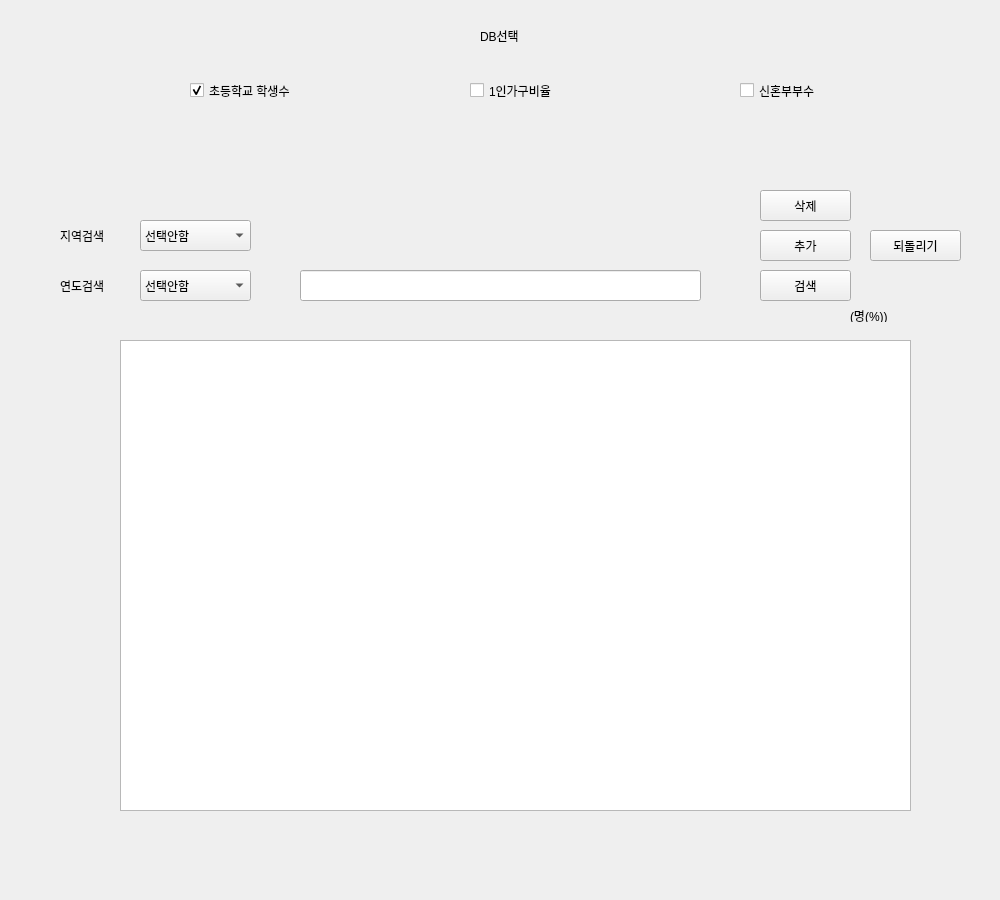
First picture: the form in Inquiry.ui, repository jungyeonwoo265/dbdbdip, before the edit.
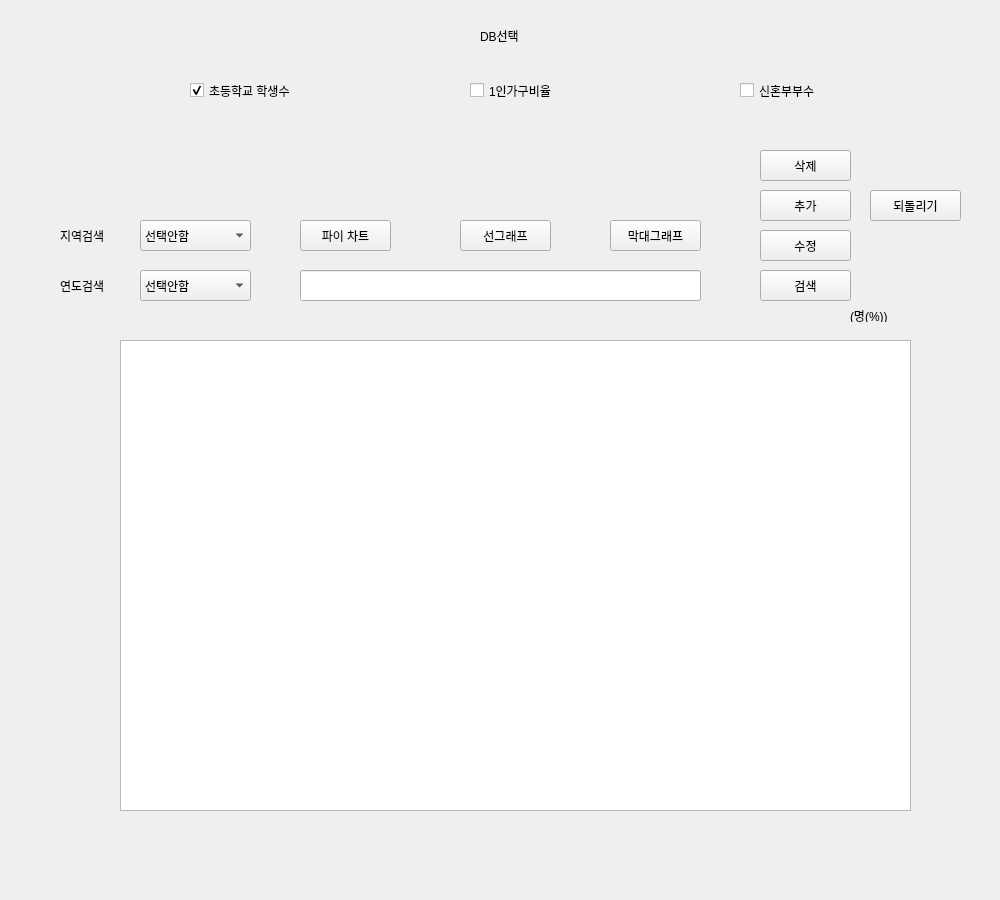
Second picture: the form after the edit.

The edit to the form file:
```diff
--- a/Inquiry.ui
+++ b/Inquiry.ui
@@ -211,7 +211,7 @@
    <property name="geometry">
     <rect>
      <x>760</x>
-     <y>230</y>
+     <y>190</y>
      <width>91</width>
      <height>31</height>
     </rect>
@@ -305,7 +305,7 @@
    <property name="geometry">
     <rect>
      <x>870</x>
-     <y>230</y>
+     <y>190</y>
      <width>91</width>
      <height>31</height>
     </rect>
@@ -318,7 +318,7 @@
    <property name="geometry">
     <rect>
      <x>760</x>
-     <y>190</y>
+     <y>150</y>
      <width>91</width>
      <height>31</height>
     </rect>
@@ -327,6 +327,58 @@
     <string>삭제</string>
    </property>
   </widget>
+  <widget class="QPushButton" name="add_btn_2">
+   <property name="geometry">
+    <rect>
+     <x>760</x>
+     <y>230</y>
+     <width>91</width>
+     <height>31</height>
+    </rect>
+   </property>
+   <property name="text">
+    <string>수정</string>
+   </property>
+  </widget>
+  <widget class="QPushButton" name="btn_graph">
+   <property name="geometry">
+    <rect>
+     <x>300</x>
+     <y>220</y>
+     <width>91</width>
+     <height>31</height>
+    </rect>
+   </property>
+   <property name="text">
+    <string>파이 차트</string>
+   </property>
+  </widget>
+  <widget class="QPushButton" name="btn_graph_line">
+   <property name="geometry">
+    <rect>
+     <x>460</x>
+     <y>220</y>
+     <width>91</width>
+     <height>31</height>
+    </rect>
+   </property>
+   <property name="text">
+    <string>선그래프</string>
+   </property>
+  </widget>
+  <widget class="QPushButton" name="stick_btn">
+   <property name="geometry">
+    <rect>
+     <x>610</x>
+     <y>220</y>
+     <width>91</width>
+     <height>31</height>
+    </rect>
+   </property>
+   <property name="text">
+    <string>막대그래프</string>
+   </property>
+  </widget>
  </widget>
  <resources/>
  <connections/>
```
